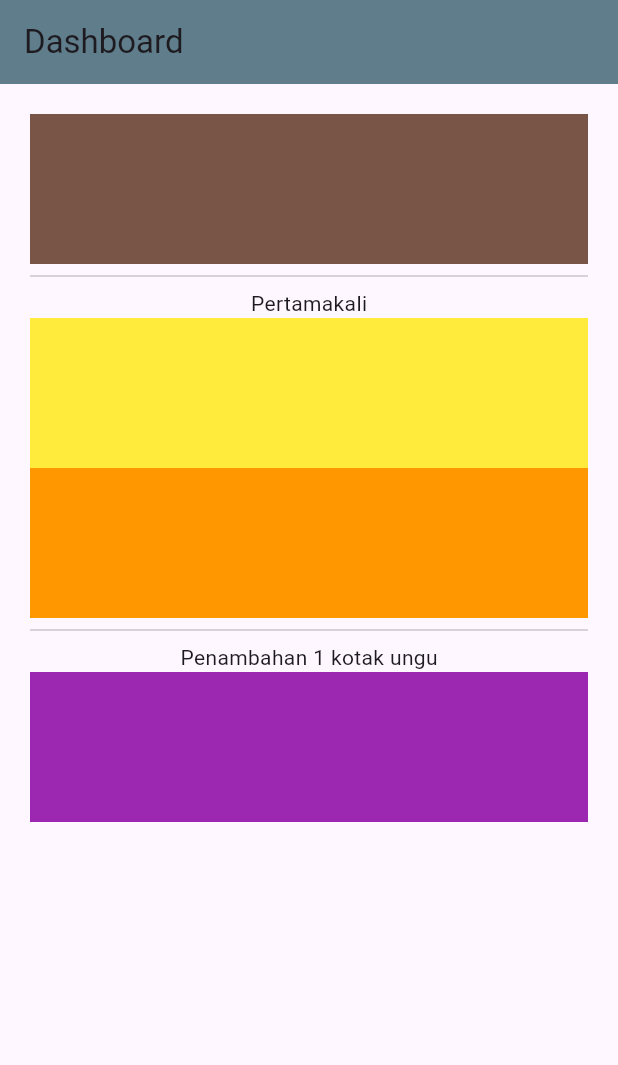
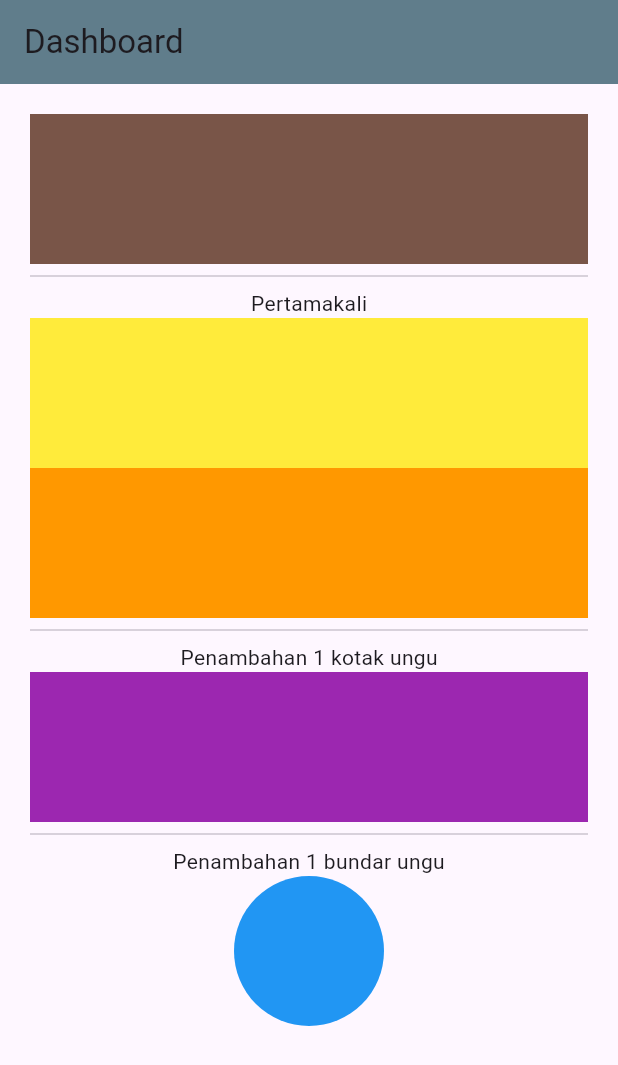
Before and after one commit to linuxtira22/project-1, a Flutter app: the screen it shows after launch, on a phone screen of 412 x 824 dp. Shown: the top 1065 px of the screen. Run offline on Flutter 3.47's test engine with Material 3 defaults, Android fonts, the phone set to English and light mode, and no system bars.

Commit message:
menambah bundar

```diff
--- a/lib/page_1.dart
+++ b/lib/page_1.dart
@@ -36,6 +36,15 @@ class Page1 extends StatelessWidget {
                 height: 100.0,
                 color: Colors.purple,
               ),
+              Divider(),
+              Text("Penambahan 1 bundar ungu"),
+              Container(
+                height: 100.0,
+                decoration: const BoxDecoration(
+                  color: Colors.blue,
+                  shape: BoxShape.circle,
+                ),
+              ),
             ],
           ),
         ),
```
